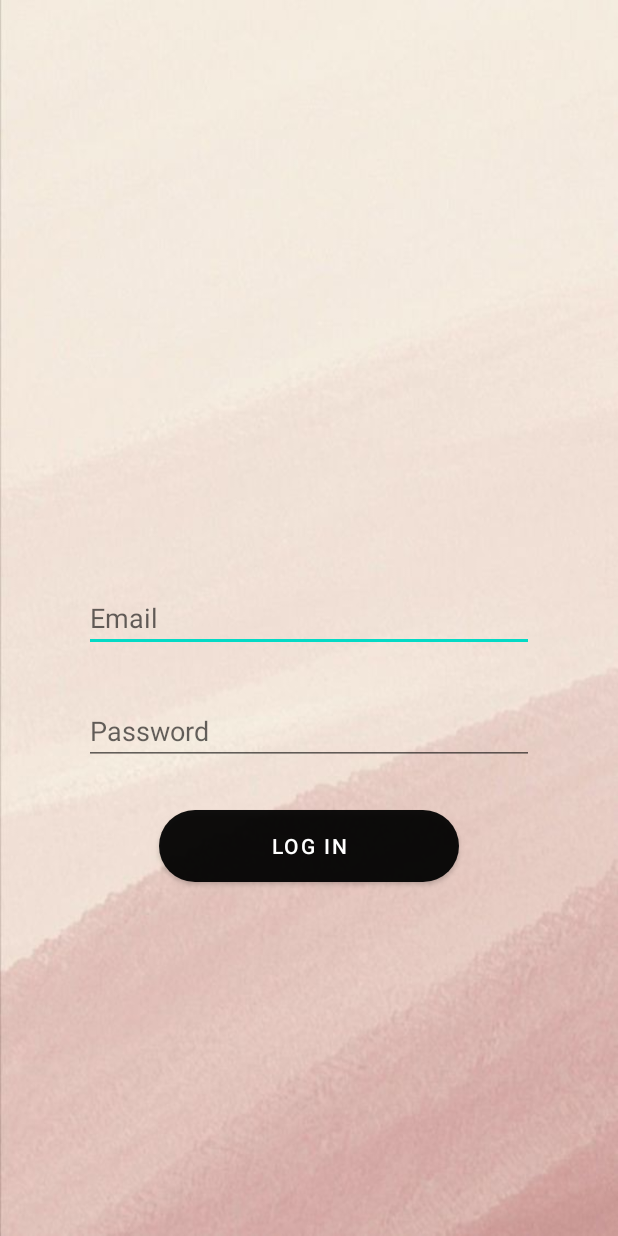
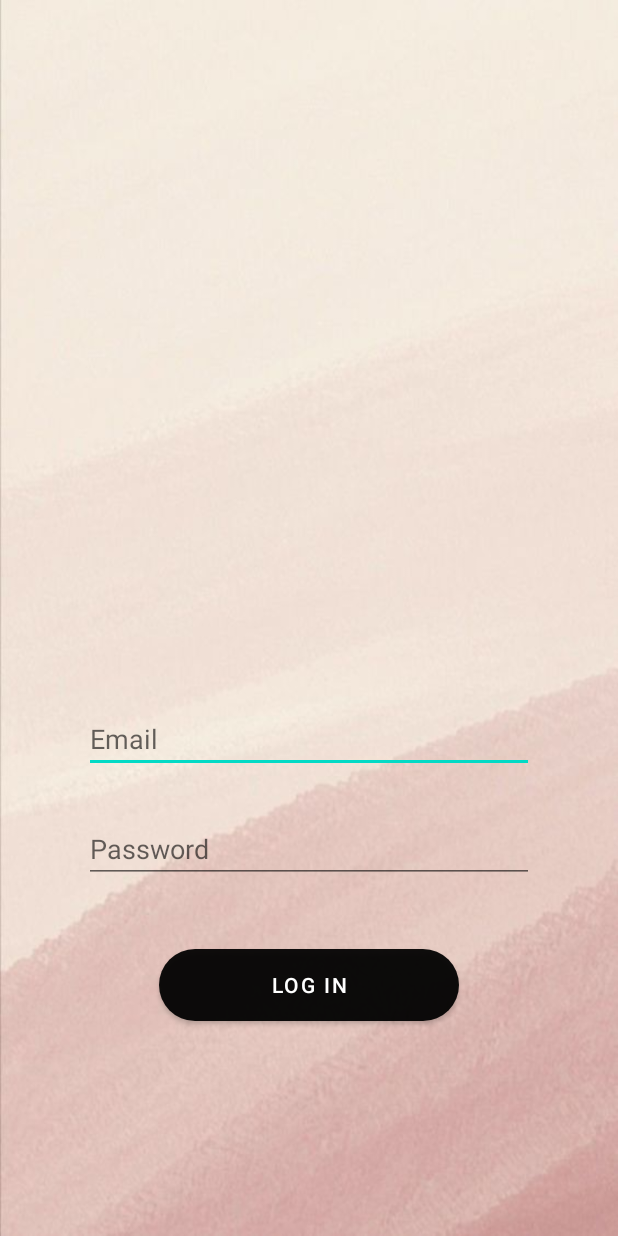
Before and after one commit to sabrinugh/Whistle, an Android app: the logInActivity screen opened directly, with no data from a screen before it, on a phone screen of 412 x 824 dp. Run offline under Robolectric (Android 15) with nearby library versions, the phone set to English and light mode, and no system bars; our stand-ins replace Firebase (no records; nobody signed in at launch, a user with empty details on screens opened directly).

Commit message:
doing work lol

```diff
--- a/app/src/main/res/layout/activity_log_in.xml
+++ b/app/src/main/res/layout/activity_log_in.xml
@@ -1,6 +1,7 @@
 <?xml version="1.0" encoding="utf-8"?>
 <RelativeLayout
     xmlns:android="http://schemas.android.com/apk/res/android"
+    xmlns:app="http://schemas.android.com/apk/res-auto"
     xmlns:tools="http://schemas.android.com/tools"
     android:id="@+id/register_layout"
     android:layout_width="match_parent"
@@ -12,9 +13,20 @@
         android:id="@+id/email"
         android:layout_width="300dp"
         android:layout_height="wrap_content"
-        android:layout_centerInParent="true"
-        android:layout_marginTop="300dp"
+        android:layout_alignParentTop="true"
+        android:layout_centerHorizontal="true"
+        android:layout_marginTop="470dp"
         android:hint="Email" />
+
+    <Button
+        android:id="@+id/login"
+        android:layout_width="200dp"
+        android:layout_height="wrap_content"
+        android:layout_below="@+id/password"
+        android:layout_centerHorizontal="true"
+        android:layout_marginTop="44dp"
+        android:background="@drawable/roundbutton"
+        android:text="Log In" />
 
     <EditText
         android:id="@+id/password"
@@ -22,18 +34,7 @@
         android:layout_height="wrap_content"
         android:layout_below="@+id/email"
         android:layout_centerHorizontal="true"
-        android:layout_marginTop="30dp"
+        android:layout_marginTop="28dp"
         android:hint="Password" />
 
-    <Button
-        android:id="@+id/login"
-        android:layout_width="200dp"
-        android:layout_height="wrap_content"
-        android:layout_below="@+id/password"
-        android:layout_centerHorizontal="true"
-        android:layout_marginTop="30dp"
-        android:text="Log In"
-        android:background="@drawable/roundbutton"
-        />
-
 </RelativeLayout>
```
Also changed, not shown: app/src/main/res/drawable-v24/doggie.jpg (added).
